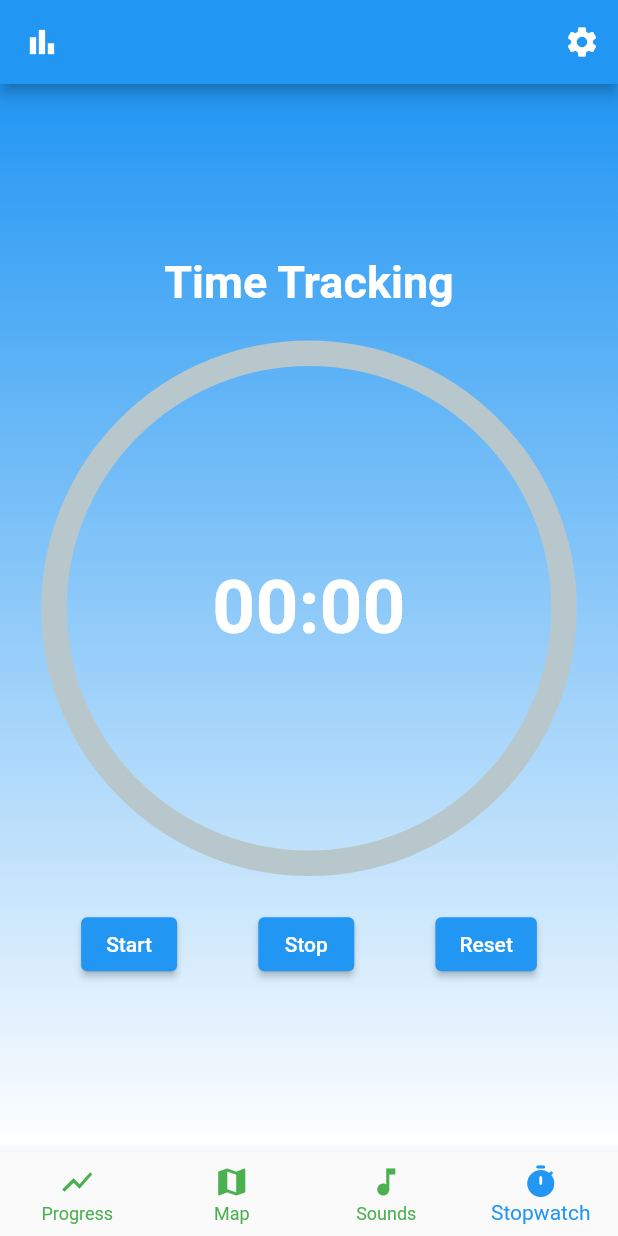
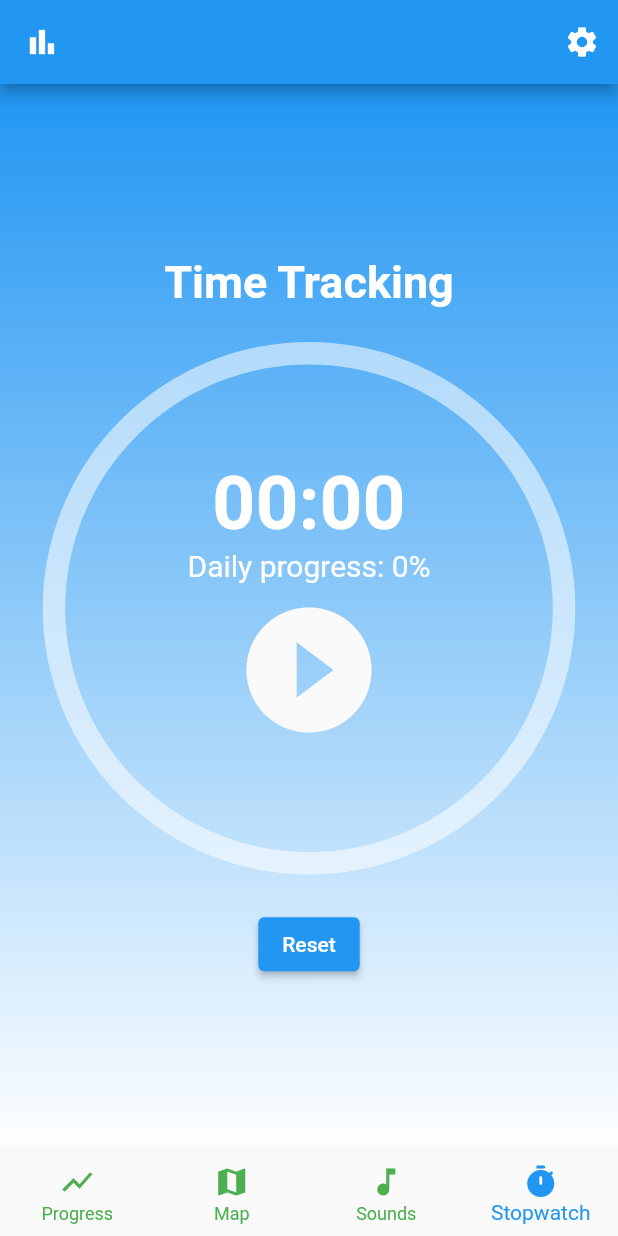
Before and after one commit to CodeCatCreations/Urban-Escape, a Flutter app: the screen it shows after launch, item 4 of the bottom bar chosen, on a phone screen of 412 x 824 dp. Run offline on Flutter 3.47's test engine with Material 2 defaults, Android fonts, the phone set to English and light mode, and no system bars; drawn by our look-alikes of percent_indicator; our stand-ins replace audioplayers, fl_chart, google_maps_flutter, shared_preferences; missing offline and left inert: mysql1; Roboto replaces fonts that are missing (Pacifico).

Commit message:
Modified front end on time tracking

```diff
--- a/lib/app_pages/time_page/time_tracking.dart
+++ b/lib/app_pages/time_page/time_tracking.dart
@@ -13,7 +13,7 @@ class TimeTrackingPage extends StatefulWidget {
 class _TimeTrackingPageState extends State<TimeTrackingPage> {
   int _passedTime = 0;
   double _percent = 0.0;
-  double goal = 10.0;
+  double goal = 10;
   Timer _timer = Timer(Duration.zero, () {});
   bool click = true;
 
@@ -99,7 +99,7 @@ Future<void> loadLastStopwatchTime() async {
           CircularPercentIndicator(
             radius: 180,
             lineWidth: 20.0,
-            backgroundWidth: 17,
+            backgroundWidth: 15,
             animation: true,
             animationDuration: 1000,
             animateFromLastPercent: true,
@@ -107,7 +107,13 @@ Future<void> loadLastStopwatchTime() async {
             circularStrokeCap: CircularStrokeCap.round,
             progressColor:
                 _percent == 1.0 ? Colors.green.shade300 : Colors.blue.shade300,
-            center: Text(
+            backgroundColor: Colors.white54,
+            center: Container(
+              alignment: Alignment.bottomCenter,
+              child: Column(
+                mainAxisAlignment: MainAxisAlignment.center,
+                children: <Widget>[
+                  Text(
                     timerText,
                     style: const TextStyle(
                       fontSize: 50.0,
@@ -115,29 +121,34 @@ Future<void> loadLastStopwatchTime() async {
                       color: Colors.white,
                     ),
                   ),
+                  Text(
+                    "Daily progress: " + (_percent*100).toInt().toString()+"%",
+                    style: const TextStyle(
+                      fontSize: 20.0,
+                      color: Colors.white,
+                    ),
+                  ),
+                  IconButton(
+                    alignment: Alignment.bottomCenter,
+                    iconSize: 100,
+                    onPressed: () {
+                      setState(() {
+                        click = !click;
+                        (click == false) ? startTimer() : stopTimer();
+                      });
+                    },
+                    icon: Icon((click == false) ? Icons.pause_circle_filled :
+                    Icons.play_circle_filled, color: Colors.grey.shade50),
+                  ),
+                ],
+              )
+            )
           ),
           const SizedBox(height: 20),
           Row(
-            mainAxisAlignment: MainAxisAlignment.spaceEvenly,
+            mainAxisAlignment: MainAxisAlignment.center,
             children: <Widget>[
-              ElevatedButton(
-                child: Text(click ? 'Start' : 'Resume'),
-                onPressed: () {
-                  setState(() {
-                    click = true;
-                  });
-                  startTimer();
-                },
-              ),
-              ElevatedButton(
-                child: const Text('Stop'),
-                onPressed: () {
-                  setState(() {
-                    click = false;
-                  });
-                  stopTimer();
-                },
-              ),
+
               ElevatedButton(
                 child: const Text('Reset'),
                 onPressed: () {
```
Lines whose indentation alone changed are shown as unchanged.
